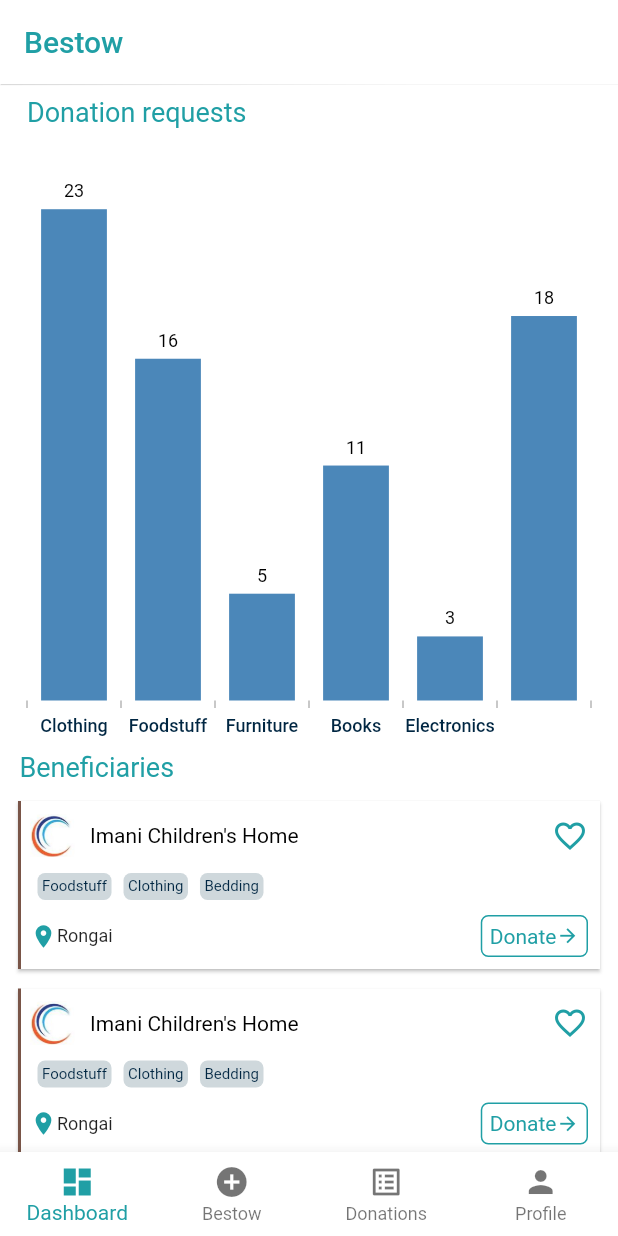
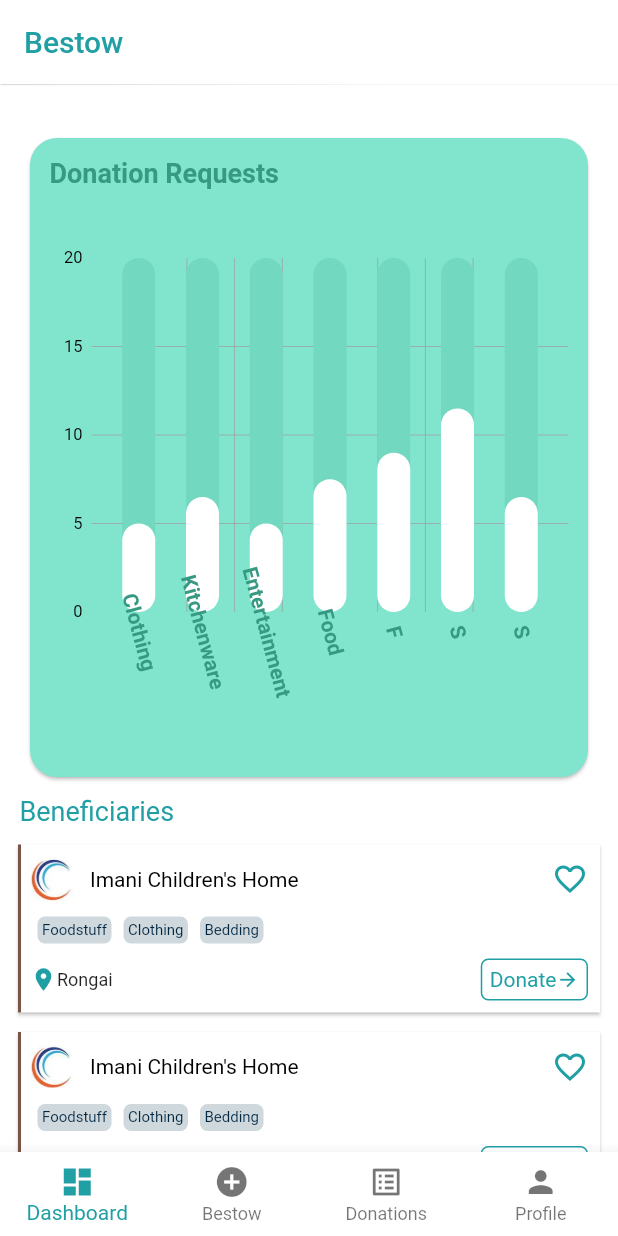
Before and after one commit to WambuaSimon/bestow, a Flutter app: the screen it shows after launch, on a phone screen of 412 x 824 dp. Run offline on Flutter 3.47's test engine with Material 2 defaults, Android fonts, the phone set to English and light mode, and no system bars; drawn by our look-alikes of fl_chart; our stand-ins replace dotted_border, syncfusion_flutter_charts, timeago.

Commit message:
chart changes

```diff
--- /dev/null
+++ b/lib/dashboard/bar_chart_data.dart
@@ -0,0 +1,237 @@
+import 'dart:async';
+import 'dart:math';
+import 'package:fl_chart/fl_chart.dart';
+import 'package:flutter/material.dart';
+
+class BarChartSample1 extends StatefulWidget {
+
+  const BarChartSample1({Key? key}) : super(key: key);
+
+  @override
+  State<StatefulWidget> createState() => BarChartSample1State();
+}
+
+class BarChartSample1State extends State<BarChartSample1> {
+  final Color barBackgroundColor = const Color(0xff72d8bf);
+  final Duration animDuration = const Duration(milliseconds: 250);
+
+  int touchedIndex = -1;
+
+
+  @override
+  Widget build(BuildContext context) {
+    return AspectRatio(
+      aspectRatio: 1,
+      child: Card(
+        shape: RoundedRectangleBorder(borderRadius: BorderRadius.circular(18)),
+        color: const Color(0xff81e5cd),
+        child: Stack(
+          children: <Widget>[
+            Padding(
+              padding: const EdgeInsets.all(5),
+              child: Container(
+                height: 350,
+                child: Column(
+                  crossAxisAlignment: CrossAxisAlignment.stretch,
+                  mainAxisAlignment: MainAxisAlignment.start,
+                  mainAxisSize: MainAxisSize.max,
+                  children: <Widget>[
+
+                    const Padding(
+                      padding:  EdgeInsets.all(8.0),
+                      child:  Text(
+                        'Donation Requests',
+                        style: TextStyle(
+                            color: Color(0xff379982),
+                            fontSize: 18,
+                            fontWeight: FontWeight.bold),
+                      ),
+                    ),
+                    const SizedBox(
+                      height: 38,
+                    ),
+                    Expanded(
+                      child: Padding(
+                        padding: const EdgeInsets.symmetric(horizontal: 8.0),
+                        child: BarChart(mainBarData(),
+                          swapAnimationDuration: animDuration,
+                        ),
+                      ),
+                    ),
+                    const SizedBox(
+                      height: 12,
+                    ),
+                  ],
+                ),
+              ),
+            ),
+          ],
+        ),
+      ),
+    );
+  }
+
+  BarChartGroupData makeGroupData(
+      int x,
+      double y, {
+        bool isTouched = false,
+        Color barColor = Colors.white,
+        double width = 22,
+        List<int> showTooltips = const [],
+      }) {
+    return BarChartGroupData(
+      x: x,
+      barRods: [
+        BarChartRodData(
+          toY: isTouched ? y + 1 : y,
+          colors: isTouched ? [Color(0xff209fa5)] : [barColor],
+          width: width,
+          borderSide: isTouched
+              ? BorderSide(color: Color(0xff209fa5), width: 1)
+              : const BorderSide(color: Colors.white, width: 0),
+          backDrawRodData: BackgroundBarChartRodData(
+            show: true,
+            toY: 20,
+            colors: [barBackgroundColor],
+          ),
+        ),
+      ],
+      showingTooltipIndicators: showTooltips,
+    );
+  }
+
+  List<BarChartGroupData> showingGroups() => List.generate(7, (i) {
+    switch (i) {
+      case 0:
+        return makeGroupData(0, 5, isTouched: i == touchedIndex);
+      case 1:
+        return makeGroupData(1, 6.5, isTouched: i == touchedIndex);
+      case 2:
+        return makeGroupData(2, 5, isTouched: i == touchedIndex);
+      case 3:
+        return makeGroupData(3, 7.5, isTouched: i == touchedIndex);
+      case 4:
+        return makeGroupData(4, 9, isTouched: i == touchedIndex);
+      case 5:
+        return makeGroupData(5, 11.5, isTouched: i == touchedIndex);
+      case 6:
+        return makeGroupData(6, 6.5, isTouched: i == touchedIndex);
+      default:
+        return throw Error();
+    }
+  });
+
+  BarChartData mainBarData() {
+    return BarChartData(
+      barTouchData: BarTouchData(
+        touchTooltipData: BarTouchTooltipData(
+            tooltipBgColor: Colors.blueGrey,
+            getTooltipItem: (group, groupIndex, rod, rodIndex) {
+              String weekDay;
+              switch (group.x.toInt()) {
+                case 0:
+                  weekDay = 'Monday';
+                  break;
+                case 1:
+                  weekDay = 'Kitchenware';
+                  break;
+                case 2:
+                  weekDay = 'Wednesday';
+                  break;
+                case 3:
+                  weekDay = 'Thursday';
+                  break;
+                case 4:
+                  weekDay = 'Friday';
+                  break;
+                case 5:
+                  weekDay = 'Saturday';
+                  break;
+                case 6:
+                  weekDay = 'Sunday';
+                  break;
+                default:
+                  throw Error();
+              }
+              return BarTooltipItem(
+                weekDay + '\n',
+                const TextStyle(
+                  color: Colors.white,
+                  fontWeight: FontWeight.bold,
+                  fontSize: 18,
+                ),
+                children: <TextSpan>[
+                  TextSpan(
+                    text: (rod.toY - 1).toString(),
+                    style: const TextStyle(
+                      color: Color(0xff209fa5),
+                      fontSize: 16,
+                      fontWeight: FontWeight.w500,
+                    ),
+                  ),
+                ],
+              );
+            }),
+        touchCallback: (FlTouchEvent event, barTouchResponse) {
+          setState(() {
+            if (!event.isInterestedForInteractions ||
+                barTouchResponse == null ||
+                barTouchResponse.spot == null) {
+              touchedIndex = -1;
+              return;
+            }
+            touchedIndex = barTouchResponse.spot!.touchedBarGroupIndex;
+          });
+        },
+      ),
+      titlesData: FlTitlesData(
+        show: true,
+        rightTitles: SideTitles(showTitles: false),
+        topTitles: SideTitles(showTitles: false),
+        bottomTitles: SideTitles(
+          showTitles: true,
+          rotateAngle: 75,
+          getTextStyles: (context, value) => const TextStyle(
+              color: Color(0xff379982), fontWeight: FontWeight.bold, fontSize: 14),
+          margin: 5,
+          getTitles: (double value) {
+            switch (value.toInt()) {
+              case 0:
+                return 'Clothing';
+              case 1:
+                return 'Kitchenware';
+              case 2:
+                return 'Entertainment';
+              case 3:
+                return 'Food';
+              case 4:
+                return 'F';
+              case 5:
+                return 'S';
+              case 6:
+                return 'S';
+              default:
+                return '';
+            }
+          },
+        ),
+        leftTitles: SideTitles(
+          showTitles: true,
+        ),
+      ),
+      borderData: FlBorderData(
+        show: false,
+      ),
+      barGroups: showingGroups(),
+      gridData: FlGridData(show: true),
+    );
+  }
+
+
+  Future<dynamic> refreshState() async {
+    setState(() {});
+    await Future<dynamic>.delayed(
+        animDuration + const Duration(milliseconds: 50));
+
+  }
+}
--- a/lib/dashboard/dashboard_page.dart
+++ b/lib/dashboard/dashboard_page.dart
@@ -1,5 +1,6 @@
 import 'package:flutter/material.dart';
 import 'package:syncfusion_flutter_charts/charts.dart';
+import 'bar_chart_data.dart';
 import 'beneficiaries_widget.dart';
 import 'items.dart';
 
@@ -42,46 +43,20 @@ class _DashboardPageState extends State<DashboardPage> {
                 children: [
                   Container(
                     margin: EdgeInsets.only(left: 10),
-                    child: const Text(
-                      "Donation requests",
-                      style: TextStyle(fontSize: 18, color: Color(0xff209fa5)),
-                    ),
+                    // child: const Text(
+                    //   "Donation requests",
+                    //   style: TextStyle(fontSize: 18, color: Color(0xff209fa5)),
+                    // ),
                   ),
                   const SizedBox(
                     height: 16,
                   ),
                   Center(
                     child: SizedBox(
-                      height: 400,
-                      child: SfCartesianChart(
-                        plotAreaBorderWidth: 0,
-                        primaryXAxis: CategoryAxis(
-                          labelIntersectAction:
-                              AxisLabelIntersectAction.rotate45,
-                          majorGridLines: const MajorGridLines(width: 0),
-                          axisLine: const AxisLine(width: 0),
-                          labelStyle: const TextStyle(
-                              color: Color(0xff002642),
-                              fontFamily: 'Roboto',
-                              fontWeight: FontWeight.w500),
-                        ),
-                        primaryYAxis: NumericAxis(
-                            isVisible: false,
-                            majorGridLines: const MajorGridLines(width: 0),
-                            axisLine: const AxisLine(width: 0)),
-                        series: <ChartSeries<Items, String>>[
-                          // Renders column chart
-                          ColumnSeries<Items, String>(
-                            dataLabelSettings:  DataLabelSettings(
-                                  isVisible: true,
-
-                              ),
-                              dataSource: _items,
-                              xValueMapper: (Items data, _) => data.item,
-                              yValueMapper: (Items data, _) => data.count),
-
-                        ],
-
+                      height: 450,
+                      child: Padding(
+                        padding: const EdgeInsets.all(8.0),
+                        child: BarChartSample1(),
                       ),
                     ),
                   ),
--- a/pubspec.yaml
+++ b/pubspec.yaml
@@ -20,6 +20,7 @@ dependencies:
   dotted_border: ^2.0.0+2
   flutter_launcher_icons: ^0.9.2
   timeago: ^3.2.2
+  fl_chart:
 flutter_icons:
   ios: true
   android: true
```
Also changed, not shown: pubspec.lock, 1 other file.
